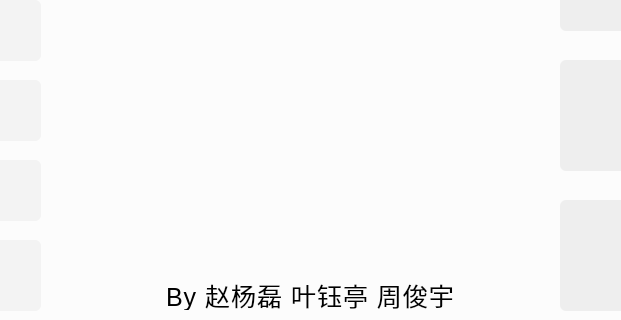
This is SmartLibraryGUI/mainwindow.ui in yanglei-er/SmartLibraryQt as Qt 5 draws it before an edit; both pictures show x 180 to 801 and y 220 to 540 of the 960 by 540 pixel window. The edited form follows.
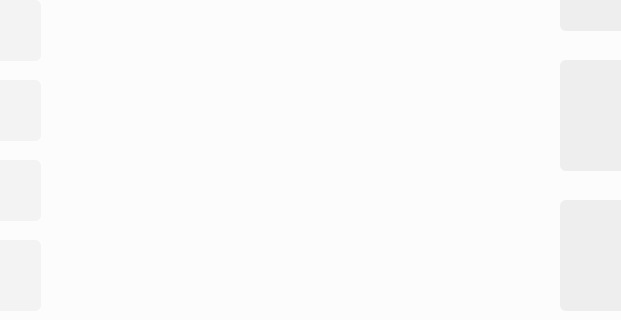
This is the edited form. Icons and pictures are not drawn.

The edit to the form file:
```diff
--- a/SmartLibraryGUI/mainwindow.ui
+++ b/SmartLibraryGUI/mainwindow.ui
@@ -398,27 +398,6 @@
      <string/>
     </property>
    </widget>
-   <widget class="QLabel" name="label_6">
-    <property name="geometry">
-     <rect>
-      <x>260</x>
-      <y>500</y>
-      <width>461</width>
-      <height>30</height>
-     </rect>
-    </property>
-    <property name="font">
-     <font>
-      <pointsize>19</pointsize>
-     </font>
-    </property>
-    <property name="text">
-     <string>By 赵杨磊 叶钰亭 周俊宇</string>
-    </property>
-    <property name="alignment">
-     <set>Qt::AlignCenter</set>
-    </property>
-   </widget>
    <zorder>backLabel</zorder>
    <zorder>bluetooth_Btn</zorder>
    <zorder>quit_Btn</zorder>
```
Left out of the diff: 1 changed line with no effect on the pictures.
